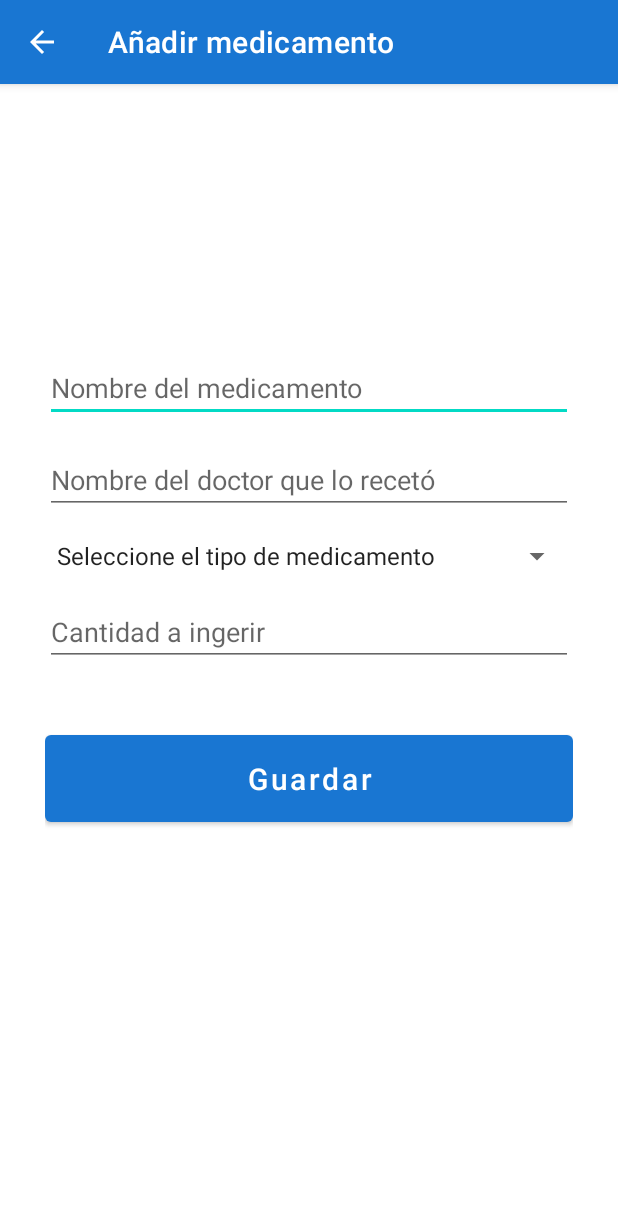
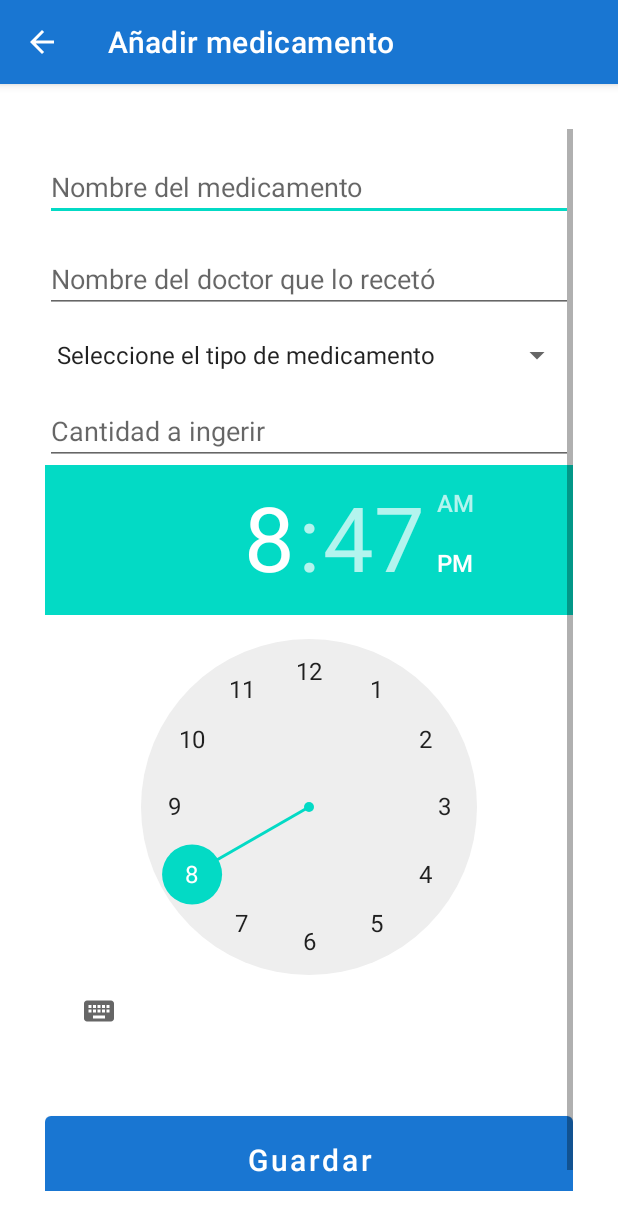
Before and after one commit to Lawliet25/MyMedsDSM, an Android app: the screen it shows after launch (AddActivity), after a tap on an icon or button, on a phone screen of 412 x 824 dp. Shown: the top 1230 px of the screen. Run offline under Robolectric (Android 15) with nearby library versions, the phone set to English and light mode, and no system bars.

Commit message:
Se agregó timePicker y scrollView, todavía no es funcional en CRUD

```diff
--- a/app/src/main/java/com/example/mymedsdsm/AddActivity.java
+++ b/app/src/main/java/com/example/mymedsdsm/AddActivity.java
@@ -4,15 +4,18 @@ import androidx.appcompat.app.AppCompatActivity;
 
 import android.content.Intent;
 import android.os.Bundle;
+import android.util.Log;
 import android.view.View;
 import android.widget.Button;
 import android.widget.EditText;
 import android.widget.Spinner;
+import android.widget.TimePicker;
 
 public class AddActivity extends AppCompatActivity {
 
     EditText title_input, doctor_input, cant_input;
     Spinner type_input;
+    TimePicker time_input;
     Button add_button;
 
     @Override
@@ -24,6 +27,7 @@ public class AddActivity extends AppCompatActivity {
         doctor_input = findViewById(R.id.doctor_input);
         cant_input = findViewById(R.id.cant_input);
         type_input = findViewById(R.id.type_input);
+        time_input = findViewById(R.id.timePicker_input);
         add_button = findViewById(R.id.add_button);
 
         add_button.setOnClickListener(new View.OnClickListener() {
@@ -33,7 +37,10 @@ public class AddActivity extends AppCompatActivity {
                 myDB.addMed(title_input.getText().toString().trim(),
                         doctor_input.getText().toString().trim(),
                         Integer.valueOf(cant_input.getText().toString().trim()),
-                        type_input.getSelectedItem().toString().trim());
+                        type_input.getSelectedItem().toString().trim(),
+                        time_input.getHour(), time_input.getMinute()
+
+                );Log.d("HOLA", " "+time_input.getHour());Log.d("HOLA", " "+time_input.getMinute());
 
                 Intent intent = new Intent(AddActivity.this, MainActivity.class);
                 startActivity(intent);
--- a/app/src/main/java/com/example/mymedsdsm/CustomAdapter.java
+++ b/app/src/main/java/com/example/mymedsdsm/CustomAdapter.java
@@ -22,10 +22,10 @@ public class CustomAdapter extends RecyclerView.Adapter<CustomAdapter.MyViewHold
 
     private Context context;
     private Activity activity;
-    private ArrayList med_id, med_title, med_doctor, med_cant, med_type;
+    private ArrayList med_id, med_title, med_doctor, med_cant, med_type, med_hour, med_min;
 
     CustomAdapter(Activity activity, Context context, ArrayList med_id, ArrayList med_title, ArrayList med_doctor,
-                  ArrayList med_cant, ArrayList med_type){
+                  ArrayList med_cant, ArrayList med_type, ArrayList med_hour, ArrayList med_min){
         this.activity = activity;
         this.context = context;
         this.med_id = med_id;
@@ -33,6 +33,8 @@ public class CustomAdapter extends RecyclerView.Adapter<CustomAdapter.MyViewHold
         this.med_doctor = med_doctor;
         this.med_cant = med_cant;
         this.med_type = med_type;
+        this.med_hour = med_hour;
+        this.med_min = med_min;
     }
 
     @NonNull
@@ -51,6 +53,7 @@ public class CustomAdapter extends RecyclerView.Adapter<CustomAdapter.MyViewHold
         holder.med_doctor_txt.setText(String.valueOf("Doctor: " + med_doctor.get(position)));
         holder.med_cant_txt.setText(String.valueOf(med_cant.get(position)));
         holder.med_type_txt.setText(String.valueOf("Tipo: " + med_type.get(position)));
+        holder.med_hour_txt.setText(String.valueOf("Horario: " + med_hour.get(position)+ ": " + med_min.get(position)));
         //Recyclerview onClickListener
         holder.mainLayout.setOnClickListener(new View.OnClickListener() {
             @Override
@@ -61,6 +64,8 @@ public class CustomAdapter extends RecyclerView.Adapter<CustomAdapter.MyViewHold
                 intent.putExtra("doctor", String.valueOf(med_doctor.get(position)));
                 intent.putExtra("cant", String.valueOf(med_cant.get(position)));
                 intent.putExtra("type", String.valueOf(med_type.get(position)));
+                intent.putExtra("hour", String.valueOf(med_hour.get(position)));
+                intent.putExtra("min", String.valueOf(med_min.get(position)));
                 activity.startActivityForResult(intent, 1);
             }
         });
@@ -75,7 +80,7 @@ public class CustomAdapter extends RecyclerView.Adapter<CustomAdapter.MyViewHold
 
     class MyViewHolder extends RecyclerView.ViewHolder {
 
-        TextView med_id_txt, med_title_txt, med_doctor_txt, med_cant_txt, med_type_txt;
+        TextView med_id_txt, med_title_txt, med_doctor_txt, med_cant_txt, med_type_txt, med_hour_txt;
         LinearLayout mainLayout;
 
         MyViewHolder(@NonNull View itemView) {
@@ -85,6 +90,7 @@ public class CustomAdapter extends RecyclerView.Adapter<CustomAdapter.MyViewHold
             med_doctor_txt = itemView.findViewById(R.id.med_doctor_txt);
             med_cant_txt = itemView.findViewById(R.id.med_cant_txt);
             med_type_txt = itemView.findViewById(R.id.med_type_txt);
+            med_hour_txt = itemView.findViewById(R.id.med_hour_txt);
             mainLayout = itemView.findViewById(R.id.mainLayout);
             //Animate Recyclerview
             Animation translate_anim = AnimationUtils.loadAnimation(context, R.anim.translate_anim);
--- a/app/src/main/java/com/example/mymedsdsm/MainActivity.java
+++ b/app/src/main/java/com/example/mymedsdsm/MainActivity.java
@@ -28,7 +28,7 @@ public class MainActivity extends AppCompatActivity {
     TextView no_data;
 
     MyDatabaseHelper myDB;
-    ArrayList<String> med_id, med_title, med_doctor, med_cant, med_type;
+    ArrayList<String> med_id, med_title, med_doctor, med_cant, med_type, med_hour, med_min;
     CustomAdapter customAdapter;
 
     @Override
@@ -54,11 +54,13 @@ public class MainActivity extends AppCompatActivity {
         med_doctor = new ArrayList<>();
         med_cant = new ArrayList<>();
         med_type = new ArrayList<>();
+        med_hour = new ArrayList<>();
+        med_min = new ArrayList<>();
 
         storeDataInArrays();
 
         customAdapter = new CustomAdapter(MainActivity.this,this, med_id, med_title, med_doctor,
-                med_cant, med_type);
+                med_cant, med_type, med_hour, med_min);
         recyclerView.setAdapter(customAdapter);
         recyclerView.setLayoutManager(new LinearLayoutManager(MainActivity.this));
 
@@ -84,6 +86,8 @@ public class MainActivity extends AppCompatActivity {
                 med_doctor.add(cursor.getString(2));
                 med_cant.add(cursor.getString(3));
                 med_type.add(cursor.getString(4));
+                med_hour.add(cursor.getString(5));
+                med_min.add(cursor.getString(6));
             }
             empty_imageview.setVisibility(View.GONE);
             no_data.setVisibility(View.GONE);
--- a/app/src/main/java/com/example/mymedsdsm/MyDatabaseHelper.java
+++ b/app/src/main/java/com/example/mymedsdsm/MyDatabaseHelper.java
@@ -20,6 +20,8 @@ class MyDatabaseHelper extends SQLiteOpenHelper {
     private static final String COLUMN_DOCTOR = "med_doctor";
     private static final String COLUMN_CANT = "med_cant";
     private static final String COLUMN_TYPE = "med_type";
+    private static final String COLUMN_HOUR = "med_hour";
+    private static final String COLUMN_MIN = "med_min";
 
     MyDatabaseHelper(@Nullable Context context) {
         super(context, DATABASE_NAME, null, DATABASE_VERSION);
@@ -33,7 +35,9 @@ class MyDatabaseHelper extends SQLiteOpenHelper {
                 COLUMN_TITLE + " TEXT, " +
                 COLUMN_DOCTOR + " TEXT, " +
                 COLUMN_CANT + " INTEGER, " +
-                COLUMN_TYPE + " TEXT);";
+                COLUMN_TYPE + " TEXT, " +
+                COLUMN_HOUR + " INTEGER, " +
+                COLUMN_MIN + " INTEGER);";
         db.execSQL(query);
     }
     @Override
@@ -42,7 +46,7 @@ class MyDatabaseHelper extends SQLiteOpenHelper {
         onCreate(db);
     }
 
-    void addMed(String title, String doctor, int cant, String type){
+    void addMed(String title, String doctor, int cant, String type, int hour, int min){
         SQLiteDatabase db = this.getWritableDatabase();
         ContentValues cv = new ContentValues();
 
@@ -50,6 +54,8 @@ class MyDatabaseHelper extends SQLiteOpenHelper {
         cv.put(COLUMN_DOCTOR, doctor);
         cv.put(COLUMN_CANT, cant);
         cv.put(COLUMN_TYPE, type);
+        cv.put(COLUMN_HOUR, hour);
+        cv.put(COLUMN_MIN, min);
         long result = db.insert(TABLE_NAME,null, cv);
         if(result == -1){
             Toast.makeText(context, "Error al agregar", Toast.LENGTH_SHORT).show();
@@ -69,13 +75,15 @@ class MyDatabaseHelper extends SQLiteOpenHelper {
         return cursor;
     }
 
-    void updateData(String row_id, String title, String doctor, String cant, String type){
+    void updateData(String row_id, String title, String doctor, String cant, String type, int hour, int min){
         SQLiteDatabase db = this.getWritableDatabase();
         ContentValues cv = new ContentValues();
         cv.put(COLUMN_TITLE, title);
         cv.put(COLUMN_DOCTOR, doctor);
         cv.put(COLUMN_CANT, cant);
         cv.put(COLUMN_TYPE, type);
+        cv.put(COLUMN_HOUR, hour);
+        cv.put(COLUMN_MIN, min);
 
         long result = db.update(TABLE_NAME, cv, "_id=?", new String[]{row_id});
         if(result == -1){
--- a/app/src/main/res/layout/activity_add.xml
+++ b/app/src/main/res/layout/activity_add.xml
@@ -7,11 +7,20 @@
     tools:context=".AddActivity"
     android:padding="30dp">
 
+    <ScrollView
+        android:id="@+id/scrollView"
+        android:layout_width="match_parent"
+        android:layout_height="match_parent">
+        <LinearLayout
+            android:id="@+id/linearLayout"
+            android:layout_width="match_parent"
+            android:layout_height="wrap_content"
+            android:orientation="vertical">
     <EditText
         android:id="@+id/title_input"
         android:layout_width="match_parent"
         android:layout_height="wrap_content"
-        android:layout_marginTop="150dp"
+        android:layout_marginTop="16dp"
         android:ems="10"
         android:hint="Nombre del medicamento"
         android:inputType="textPersonName"
@@ -54,7 +63,15 @@
         app:layout_constraintStart_toStartOf="parent"
         app:layout_constraintTop_toBottomOf="@+id/type_input" />
 
-    <Button
+            <TimePicker
+                android:id="@+id/timePicker_input"
+                android:layout_width="wrap_content"
+                android:layout_height="wrap_content"
+                app:layout_constraintEnd_toEndOf="parent"
+                app:layout_constraintStart_toStartOf="parent"
+                app:layout_constraintTop_toBottomOf="@+id/cant_input" />
+
+            <Button
         android:id="@+id/add_button"
         android:layout_width="match_parent"
         android:layout_height="70dp"
@@ -64,5 +81,8 @@
         android:textAllCaps="false"
         app:layout_constraintEnd_toEndOf="parent"
         app:layout_constraintStart_toStartOf="parent"
-        app:layout_constraintTop_toBottomOf="@+id/cant_input" />
+        app:layout_constraintTop_toBottomOf="@+id/timePicker_input" />
+        </LinearLayout>
+
+    </ScrollView>
 </androidx.constraintlayout.widget.ConstraintLayout>
```
Also changed, not shown: app/src/main/java/com/example/mymedsdsm/UpdateActivity.java (+15 -3 lines), app/src/main/res/layout/activity_update.xml (+21 -4 lines), app/src/main/res/layout/my_row.xml (+8 -0 lines).
